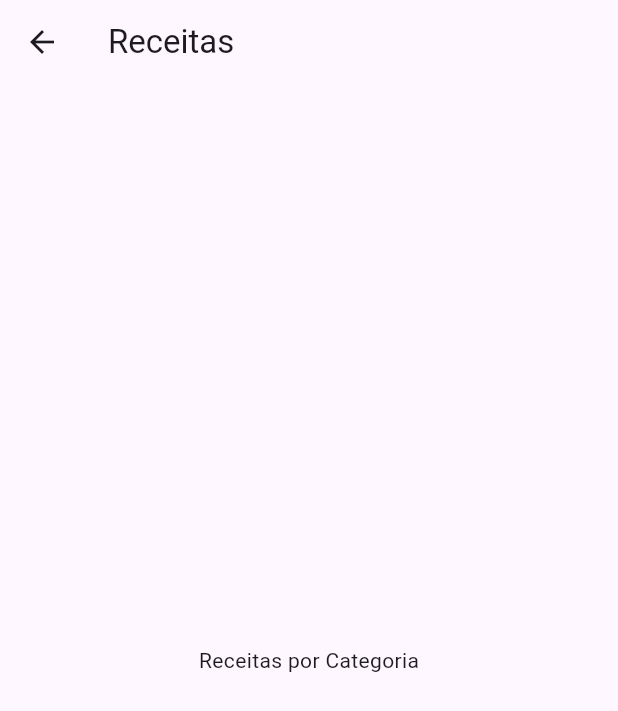
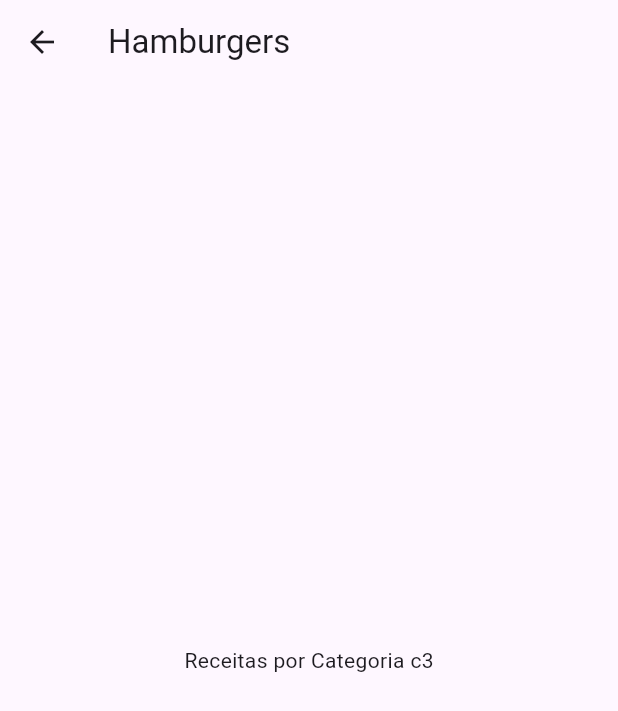
Before and after one commit to TarsisGuerra/multi-screenApp, a Flutter app: the screen it shows after launch, after a tap on "Hamburgers", on a phone screen of 412 x 824 dp. Shown: the top 711 px of the screen. Run offline on Flutter 3.47's test engine with Material 3 defaults, Android fonts, the phone set to English and light mode, and no system bars.

```diff
--- a/lib/components/category_item.dart
+++ b/lib/components/category_item.dart
@@ -13,7 +13,7 @@ class CategoryItem extends StatelessWidget {
     Navigator.of(context).push(
       MaterialPageRoute(
         builder: (_) {
-          return CategoriesMealsScreen();
+          return CategoriesMealsScreen(category);
         },
       ),
     );
--- a/lib/screens/categories_meals_screen.dart
+++ b/lib/screens/categories_meals_screen.dart
@@ -1,13 +1,17 @@
 import 'package:flutter/material.dart';
 
+import '../models/category.dart';
+
 class CategoriesMealsScreen extends StatelessWidget {
-  const CategoriesMealsScreen({super.key});
+  final Category category;
+
+  const CategoriesMealsScreen(this.category, {super.key});
 
   @override
   Widget build(BuildContext context) {
     return Scaffold(
-      appBar: AppBar(title: Text('Receitas')),
-      body: Center(child: Text('Receitas por Categoria')),
+      appBar: AppBar(title: Text(category.title)),
+      body: Center(child: Text('Receitas por Categoria ${category.id}')),
     );
   }
 }
```
